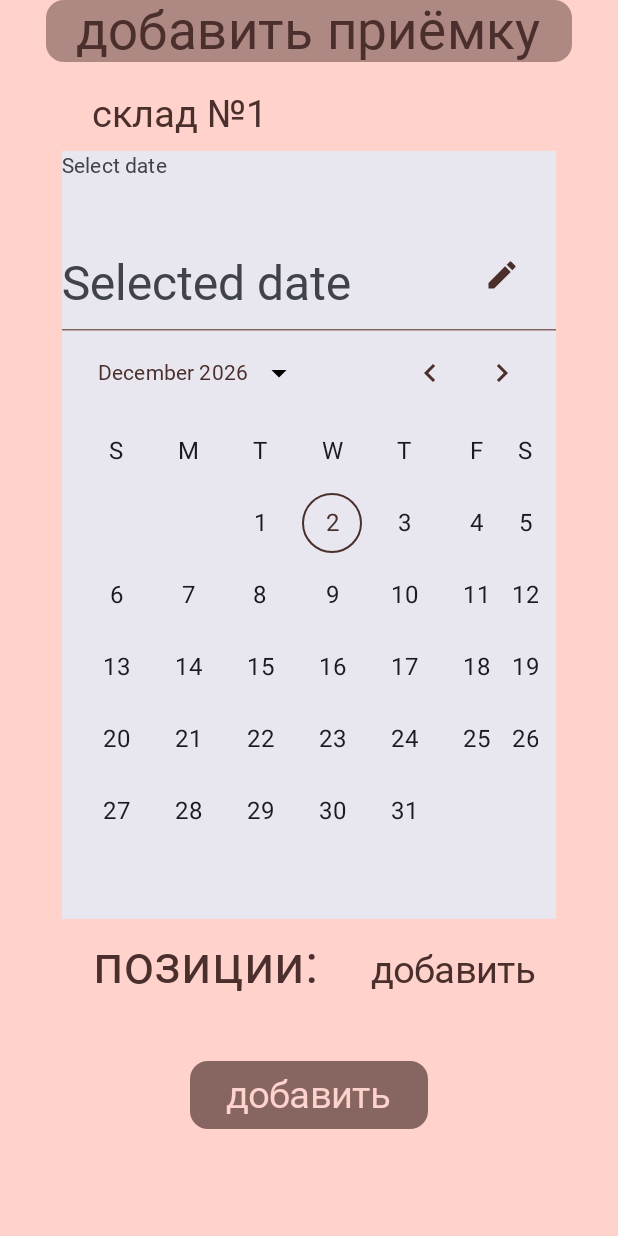
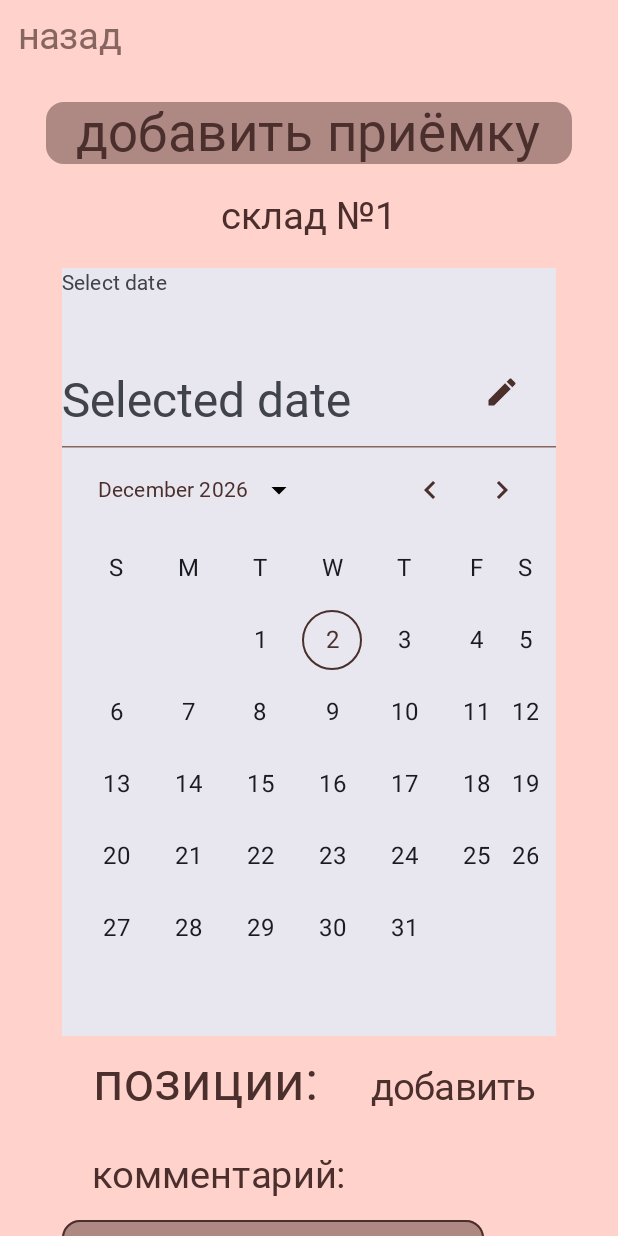
Before and after one commit to raewda/MikoCompany, an Android app built with Jetpack Compose: the AcceptanceAdd screen opened through its navigation route, on a phone screen of 412 x 824 dp. Run offline under Robolectric (Android 15) with nearby library versions, the phone set to English and light mode, and no system bars; Roboto replaces fonts that are not available here.

Commit message:
add AcceptanceAdd.kt

```diff
--- a/app/src/main/java/com/example/mikocompany/screens/AcceptanceAdd.kt
+++ b/app/src/main/java/com/example/mikocompany/screens/AcceptanceAdd.kt
@@ -39,6 +39,7 @@ import androidx.compose.ui.unit.dp
 import androidx.navigation.NavHostController
 import com.example.mikocompany.MikoButton
 import com.example.mikocompany.MikoDropDownMenu
+import com.example.mikocompany.MikoLargeTextField
 import com.example.mikocompany.MikoSecondaryText
 import com.example.mikocompany.MikoText
 import com.example.mikocompany.MikoTextButton
@@ -65,6 +66,8 @@ fun AcceptanceAdd(
 
     val acceptances = remember { mutableStateListOf<acceptanceFilling>() }
 
+    val comment = remember { mutableStateOf(TextFieldValue("")) }
+
     Scaffold(
         modifier = Modifier
             .fillMaxSize(),
@@ -78,6 +81,20 @@ fun AcceptanceAdd(
             horizontalAlignment = Alignment.CenterHorizontally,
             verticalArrangement = Arrangement.spacedBy(20.dp)
         ) {
+            Column(
+                modifier = Modifier
+                    .fillMaxWidth(),
+                horizontalAlignment = Alignment.Start
+            ) {
+                MikoTextButton(
+                    onClick = {
+                        navController.navigateUp()
+                    },
+                    "назад",
+                    color = containerS
+                )
+            }
+
             Card(
                 modifier = Modifier,
                 colors = CardDefaults.cardColors(lightContainerS)
@@ -86,15 +103,15 @@ fun AcceptanceAdd(
                     "добавить приёмку"
                 )
             }
+            MikoText(
+                warehouseName.value
+            )
 
             Column(
                 modifier = Modifier
                     .fillMaxWidth(0.8F),
                 verticalArrangement = Arrangement.spacedBy(10.dp)
             ) {
-                MikoText(
-                    warehouseName.value
-                )
 
                 DatePicker(
                     state = datePickerState.value,
@@ -218,6 +235,22 @@ fun AcceptanceAdd(
 
                     }
                 }
+
+                Column(
+                    modifier = Modifier
+                        .fillMaxWidth(),
+                    horizontalAlignment = Alignment.Start,
+                    verticalArrangement = Arrangement.spacedBy(15.dp)
+                ) {
+                    MikoText(
+                        "комментарий:"
+                    )
+
+                    MikoLargeTextField(
+                        comment,
+                        "ввести комментарий"
+                    )
+                }
             }
 
             MikoButton(
@@ -225,8 +258,10 @@ fun AcceptanceAdd(
                     // добавление приемки в бд
                     navController.navigate("acceptance")
                 },
-                text = "добавить",
-                color = backgroundS
+                text = "добавить приёмку",
+                color = backgroundS,
+                modifier = Modifier
+                    .padding(bottom = 50.dp)
             )
         }
     }
```
